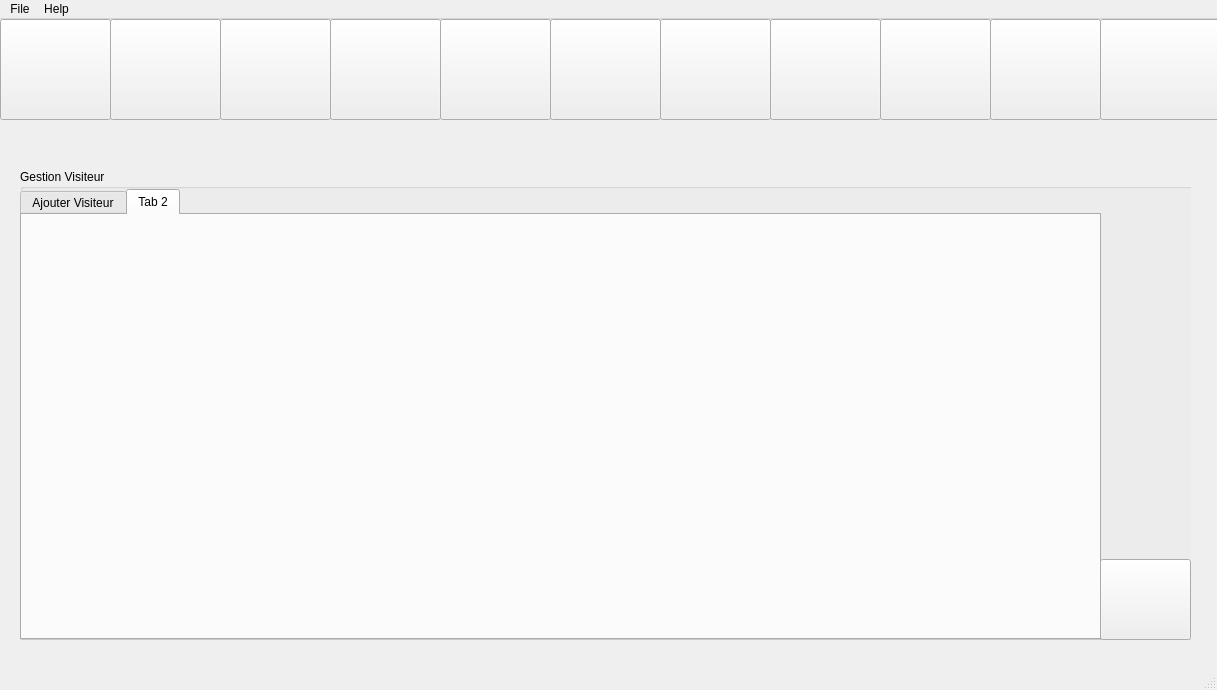
nassimtoumi/Visiteur-Ev-nement-QT, file mainwindow.ui: the form before one commit.
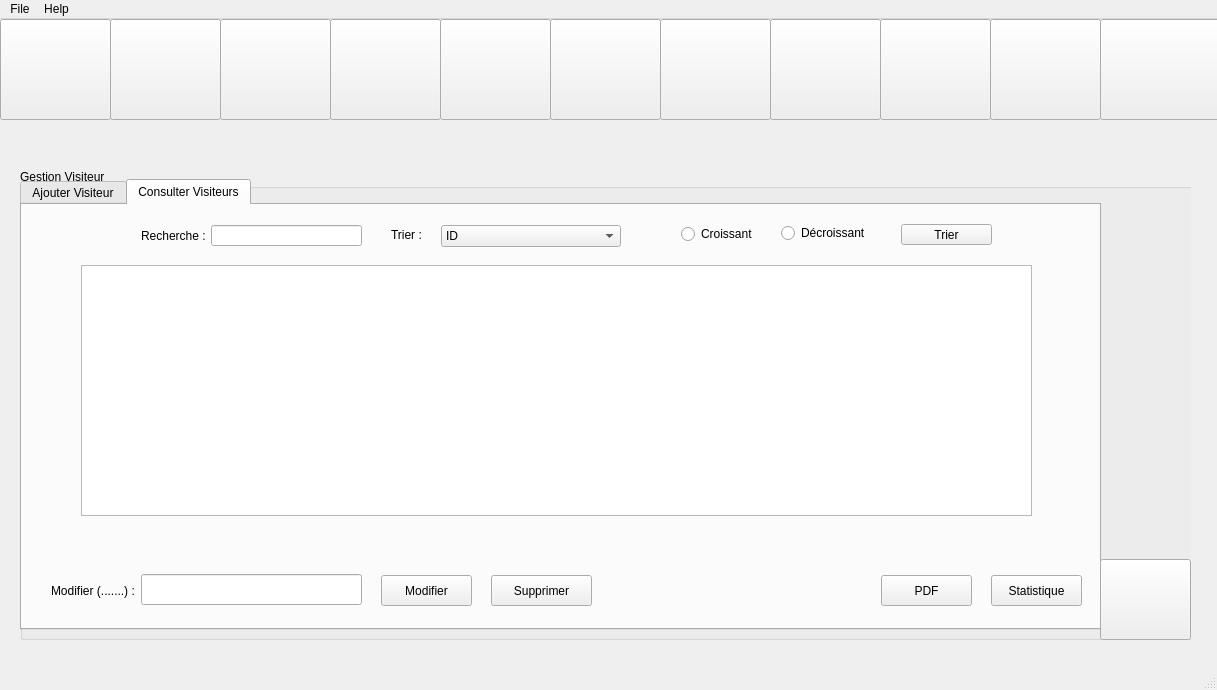
The form after the commit. The open tabs and pages were chosen to show the change. Icons and pictures are not drawn.

Diff of the .ui file:
```diff
--- a/mainwindow.ui
+++ b/mainwindow.ui
@@ -157,7 +157,7 @@
        <property name="geometry">
         <rect>
          <x>0</x>
-         <y>20</y>
+         <y>10</y>
          <width>1081</width>
          <height>451</height>
         </rect>
@@ -169,7 +169,7 @@
         <attribute name="title">
          <string>Ajouter Visiteur</string>
         </attribute>
-        <widget class="QLineEdit" name="lineEdit">
+        <widget class="QLineEdit" name="lineEdit_nom">
          <property name="geometry">
           <rect>
            <x>180</x>
@@ -192,7 +192,7 @@
           <string>Prénom :</string>
          </property>
         </widget>
-        <widget class="QLineEdit" name="lineEdit_2">
+        <widget class="QLineEdit" name="lineEdit_prenom">
          <property name="geometry">
           <rect>
            <x>180</x>
@@ -352,8 +352,209 @@
        </widget>
        <widget class="QWidget" name="tab_2">
         <attribute name="title">
-         <string>Tab 2</string>
+         <string>Consulter Visiteurs</string>
         </attribute>
+        <widget class="QStackedWidget" name="stackedWidget_2">
+         <property name="geometry">
+          <rect>
+           <x>-1</x>
+           <y>-1</y>
+           <width>1071</width>
+           <height>431</height>
+          </rect>
+         </property>
+         <property name="currentIndex">
+          <number>0</number>
+         </property>
+         <widget class="QWidget" name="page_6">
+          <widget class="QPushButton" name="pushButton_17">
+           <property name="geometry">
+            <rect>
+             <x>880</x>
+             <y>20</y>
+             <width>91</width>
+             <height>21</height>
+            </rect>
+           </property>
+           <property name="text">
+            <string>Trier</string>
+           </property>
+          </widget>
+          <widget class="QRadioButton" name="radioButton_3">
+           <property name="geometry">
+            <rect>
+             <x>660</x>
+             <y>21</y>
+             <width>83</width>
+             <height>18</height>
+            </rect>
+           </property>
+           <property name="text">
+            <string>Croissant</string>
+           </property>
+          </widget>
+          <widget class="QLineEdit" name="lineEdit">
+           <property name="geometry">
+            <rect>
+             <x>190</x>
+             <y>21</y>
+             <width>151</width>
+             <height>21</height>
+            </rect>
+           </property>
+          </widget>
+          <widget class="QComboBox" name="comboBox">
+           <property name="geometry">
+            <rect>
+             <x>420</x>
+             <y>21</y>
+             <width>180</width>
+             <height>22</height>
+            </rect>
+           </property>
+           <item>
+            <property name="text">
+             <string>ID</string>
+            </property>
+           </item>
+           <item>
+            <property name="text">
+             <string>NOM</string>
+            </property>
+           </item>
+           <item>
+            <property name="text">
+             <string>DATEVISITEUR</string>
+            </property>
+           </item>
+          </widget>
+          <widget class="QTableView" name="tableView">
+           <property name="geometry">
+            <rect>
+             <x>60</x>
+             <y>61</y>
+             <width>951</width>
+             <height>251</height>
+            </rect>
+           </property>
+          </widget>
+          <widget class="QPushButton" name="pushButton_18">
+           <property name="geometry">
+            <rect>
+             <x>360</x>
+             <y>371</y>
+             <width>91</width>
+             <height>31</height>
+            </rect>
+           </property>
+           <property name="text">
+            <string>Modifier</string>
+           </property>
+          </widget>
+          <widget class="QPushButton" name="pushButton_20">
+           <property name="geometry">
+            <rect>
+             <x>860</x>
+             <y>371</y>
+             <width>91</width>
+             <height>31</height>
+            </rect>
+           </property>
+           <property name="text">
+            <string>PDF</string>
+           </property>
+          </widget>
+          <widget class="QLabel" name="label_11">
+           <property name="geometry">
+            <rect>
+             <x>30</x>
+             <y>371</y>
+             <width>110</width>
+             <height>31</height>
+            </rect>
+           </property>
+           <property name="text">
+            <string>Modifier (.......) :</string>
+           </property>
+          </widget>
+          <widget class="QLabel" name="label_10">
+           <property name="geometry">
+            <rect>
+             <x>370</x>
+             <y>21</y>
+             <width>47</width>
+             <height>20</height>
+            </rect>
+           </property>
+           <property name="text">
+            <string>Trier :</string>
+           </property>
+          </widget>
+          <widget class="QPushButton" name="pushButton_19">
+           <property name="geometry">
+            <rect>
+             <x>470</x>
+             <y>371</y>
+             <width>101</width>
+             <height>31</height>
+            </rect>
+           </property>
+           <property name="text">
+            <string>Supprimer</string>
+           </property>
+          </widget>
+          <widget class="QPushButton" name="pushButton_21">
+           <property name="geometry">
+            <rect>
+             <x>970</x>
+             <y>371</y>
+             <width>91</width>
+             <height>31</height>
+            </rect>
+           </property>
+           <property name="text">
+            <string>Statistique</string>
+           </property>
+          </widget>
+          <widget class="QLabel" name="label_9">
+           <property name="geometry">
+            <rect>
+             <x>120</x>
+             <y>21</y>
+             <width>71</width>
+             <height>21</height>
+            </rect>
+           </property>
+           <property name="text">
+            <string>Recherche :</string>
+           </property>
+          </widget>
+          <widget class="QLineEdit" name="lineEdit_2">
+           <property name="geometry">
+            <rect>
+             <x>120</x>
+             <y>370</y>
+             <width>221</width>
+             <height>31</height>
+            </rect>
+           </property>
+          </widget>
+          <widget class="QRadioButton" name="radioButton_4">
+           <property name="geometry">
+            <rect>
+             <x>760</x>
+             <y>20</y>
+             <width>83</width>
+             <height>18</height>
+            </rect>
+           </property>
+           <property name="text">
+            <string>Décroissant</string>
+           </property>
+          </widget>
+         </widget>
+         <widget class="QWidget" name="page_7"/>
+        </widget>
        </widget>
       </widget>
      </widget>
```
Left out of the diff: 50 changed lines with no effect on the pictures.
